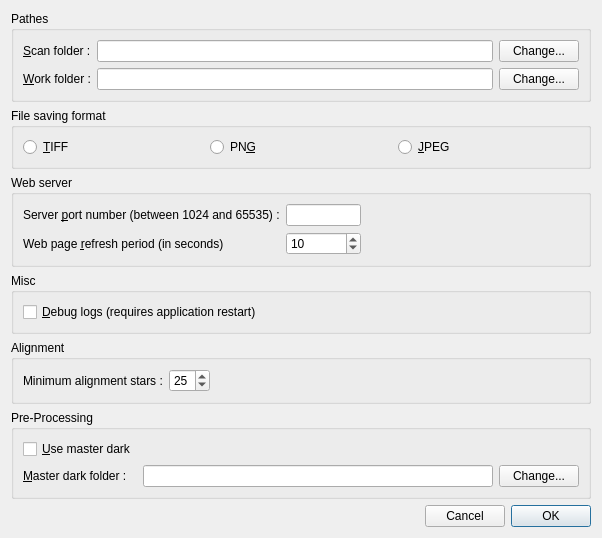
Qt form src/als/ui/prefs_ui.ui (gehelem/als) before a commit.
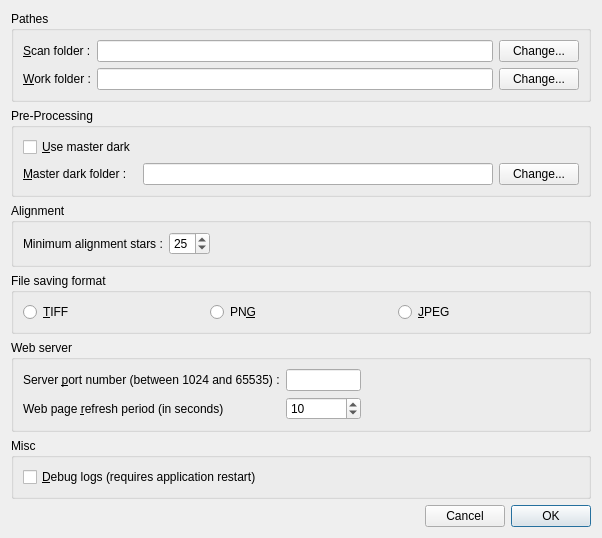
The same form after that commit.

Commit message: Rearange preference UI layout

```diff
--- a/src/als/ui/prefs_ui.ui
+++ b/src/als/ui/prefs_ui.ui
@@ -91,12 +91,124 @@
      </layout>
     </widget>
    </item>
+   <item>
+    <widget class="QGroupBox" name="groupBox_2">
+     <property name="title">
+      <string>Pre-Processing</string>
+     </property>
+     <layout class="QHBoxLayout" name="horizontalLayout_3">
+      <item>
+       <layout class="QGridLayout" name="gridLayout">
+        <item row="0" column="0">
+          <widget class="QCheckBox" name="chk_use_dark">
+           <property name="text">
+            <string>&amp;Use master dark</string>
+           </property>
+          </widget>
+        </item>
+        <item row="1" column="0">
+         <widget class="QLabel" name="lbl_dark_folder">
+          <property name="text">
+           <string>&amp;Master dark folder :</string>
+          </property>
+          <property name="buddy">
+           <cstring>btn_dark_scan</cstring>
+          </property>
+         </widget>
+        </item>
+        <item row="1" column="1">
+         <widget class="QLineEdit" name="ln_master_dark_path">
+          <property name="minimumSize">
+           <size>
+            <width>350</width>
+            <height>0</height>
+           </size>
+          </property>
+          <property name="readOnly">
+           <bool>true</bool>
+          </property>
+         </widget>
+        </item>
+        <item row="1" column="2">
+         <widget class="QPushButton" name="btn_dark_scan">
+          <property name="text">
+           <string>Change...</string>
+          </property>
+         </widget>
+        </item>
+       </layout>
+      </item>
+      <item>
+       <spacer name="horizontalSpacer_2">
+        <property name="orientation">
+         <enum>Qt::Horizontal</enum>
+        </property>
+        <property name="sizeHint" stdset="0">
+         <size>
+          <width>160</width>
+          <height>20</height>
+         </size>
+        </property>
+       </spacer>
+      </item>
+     </layout>
+    </widget>
+   </item>
+   <item>
+    <widget class="QGroupBox" name="groupBox_3">
+     <property name="title">
+      <string>Alignment</string>
+     </property>
+     <layout class="QHBoxLayout" name="horizontalLayout_4">
+      <item>
+       <layout class="QGridLayout" name="gridLayout">
+        <item row="0" column="0">
+         <widget class="QLabel" name="lbl_align_minimum_stars">
+          <property name="text">
+           <string>Minimum alignment stars :</string>
+          </property>
+          <property name="textFormat">
+           <enum>Qt::AutoText</enum>
+          </property>
+          <property name="buddy">
+           <cstring>spn_align_minimum_stars</cstring>
+          </property>
+         </widget>
+        </item>
+        <item row="0" column="1">
+         <widget class="QSpinBox" name="spn_align_minimum_stars">
+          <property name="minimum">
+           <number>5</number>
+          </property>
+          <property name="value">
+           <number>25</number>
+          </property>
+         </widget>
+        </item>
+       </layout>
+      </item>
+      <item>
+       <spacer name="horizontalSpacer_3">
+        <property name="orientation">
+         <enum>Qt::Horizontal</enum>
+        </property>
+        <property name="sizeHint" stdset="0">
+         <size>
+          <width>160</width>
+          <height>20</height>
+         </size>
+        </property>
+       </spacer>
+      </item>
+     </layout>
+    </widget>
+   </item>
    <item>
     <widget class="QGroupBox" name="groupBox_4">
      <property name="title">
       <string>File saving format</string>
      </property>
-     <layout class="QHBoxLayout" name="horizontalLayout_6">
+     <layout class="QHBoxLayout" name="horizontalLayout_5">
       <item>
        <widget class="QRadioButton" name="radioSaveTiff">
         <property name="text">
@@ -122,11 +234,11 @@
     </widget>
    </item>
    <item>
-    <widget class="QGroupBox" name="groupBox_2">
+    <widget class="QGroupBox" name="groupBox_5">
      <property name="title">
       <string>Web server</string>
      </property>
-     <layout class="QHBoxLayout" name="horizontalLayout_4">
+     <layout class="QHBoxLayout" name="horizontalLayout_6">
       <item>
        <layout class="QGridLayout" name="gridLayout">
         <item row="0" column="0">
@@ -178,7 +290,7 @@
        </layout>
       </item>
       <item>
-       <spacer name="horizontalSpacer_2">
+       <spacer name="horizontalSpacer_4">
         <property name="orientation">
          <enum>Qt::Horizontal</enum>
         </property>
@@ -194,7 +306,7 @@
     </widget>
    </item>
    <item>
-    <widget class="QGroupBox" name="groupBox_3">
+    <widget class="QGroupBox" name="groupBox_6">
      <property name="title">
       <string>Misc</string>
      </property>
@@ -209,118 +321,6 @@
      </layout>
     </widget>
    </item>
-   <item>
-    <widget class="QGroupBox" name="groupBox_4">
-     <property name="title">
-      <string>Alignment</string>
-     </property>
-     <layout class="QHBoxLayout" name="horizontalLayout_5">
-      <item>
-       <layout class="QGridLayout" name="gridLayout">
-        <item row="0" column="0">
-         <widget class="QLabel" name="lbl_align_minimum_stars">
-          <property name="text">
-           <string>Minimum alignment stars :</string>
-          </property>
-          <property name="textFormat">
-           <enum>Qt::AutoText</enum>
-          </property>
-          <property name="buddy">
-           <cstring>spn_align_minimum_stars</cstring>
-          </property>
-         </widget>
-        </item>
-        <item row="0" column="1">
-         <widget class="QSpinBox" name="spn_align_minimum_stars">
-          <property name="minimum">
-           <number>5</number>
-          </property>
-          <property name="value">
-           <number>25</number>
-          </property>
-         </widget>
-        </item>
-       </layout>
-      </item>
-      <item>
-       <spacer name="horizontalSpacer_3">
-        <property name="orientation">
-         <enum>Qt::Horizontal</enum>
-        </property>
-        <property name="sizeHint" stdset="0">
-         <size>
-          <width>160</width>
-          <height>20</height>
-         </size>
-        </property>
-       </spacer>
-      </item>
-     </layout>
-    </widget>
-   </item>
-   <item>
-    <widget class="QGroupBox" name="groupBox_5">
-     <property name="title">
-      <string>Pre-Processing</string>
-     </property>
-     <layout class="QHBoxLayout" name="horizontalLayout_6">
-      <item>
-       <layout class="QGridLayout" name="gridLayout">
-        <item row="0" column="0">
-          <widget class="QCheckBox" name="chk_use_dark">
-           <property name="text">
-            <string>&amp;Use master dark</string>
-           </property>
-          </widget>
-        </item>
-        <item row="1" column="0">
-         <widget class="QLabel" name="lbl_dark_folder">
-          <property name="text">
-           <string>&amp;Master dark folder :</string>
-          </property>
-          <property name="buddy">
-           <cstring>btn_dark_scan</cstring>
-          </property>
-         </widget>
-        </item>
-        <item row="1" column="1">
-         <widget class="QLineEdit" name="ln_master_dark_path">
-          <property name="minimumSize">
-           <size>
-            <width>350</width>
-            <height>0</height>
-           </size>
-          </property>
-          <property name="readOnly">
-           <bool>true</bool>
-          </property>
-         </widget>
-        </item>
-        <item row="1" column="2">
-         <widget class="QPushButton" name="btn_dark_scan">
-          <property name="text">
-           <string>Change...</string>
-          </property>
-         </widget>
-        </item>
-       </layout>
-      </item>
-      <item>
-       <spacer name="horizontalSpacer_4">
-        <property name="orientation">
-         <enum>Qt::Horizontal</enum>
-        </property>
-        <property name="sizeHint" stdset="0">
-         <size>
-          <width>160</width>
-          <height>20</height>
-         </size>
-        </property>
-       </spacer>
-      </item>
-     </layout>
-    </widget>
-   </item>
    <item>
     <layout class="QHBoxLayout" name="horizontalLayout">
      <property name="sizeConstraint">
```
